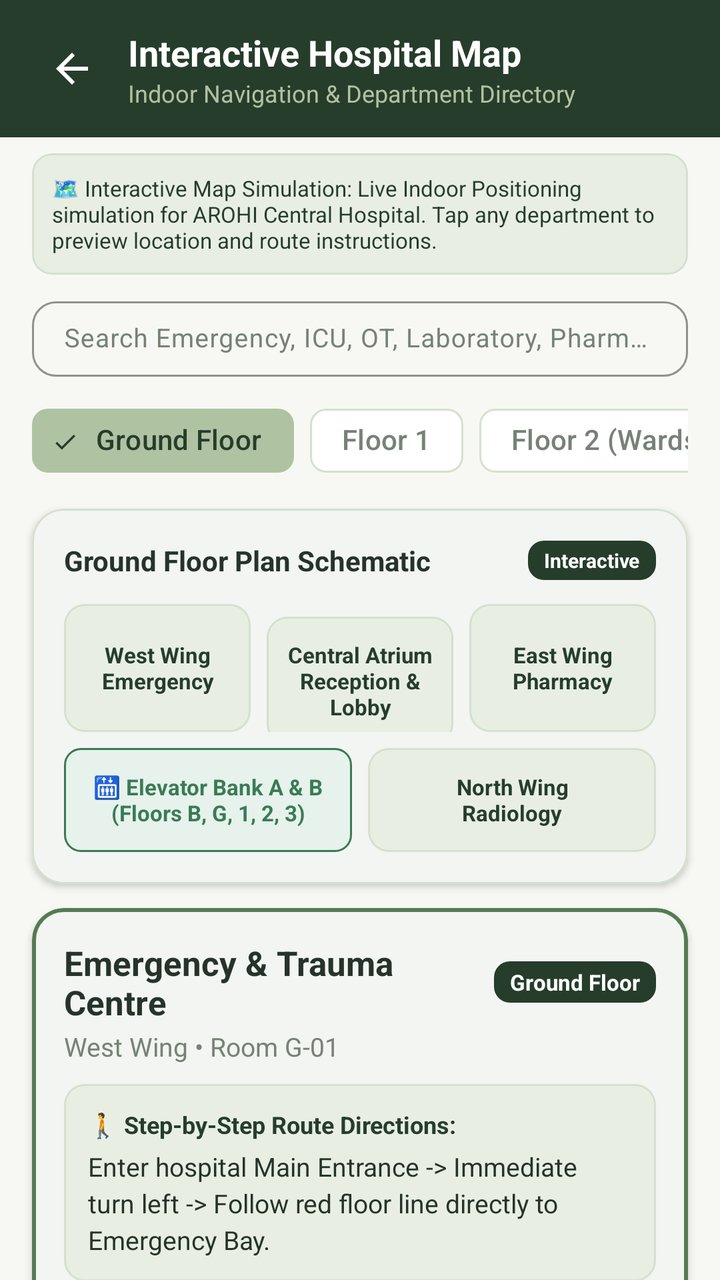
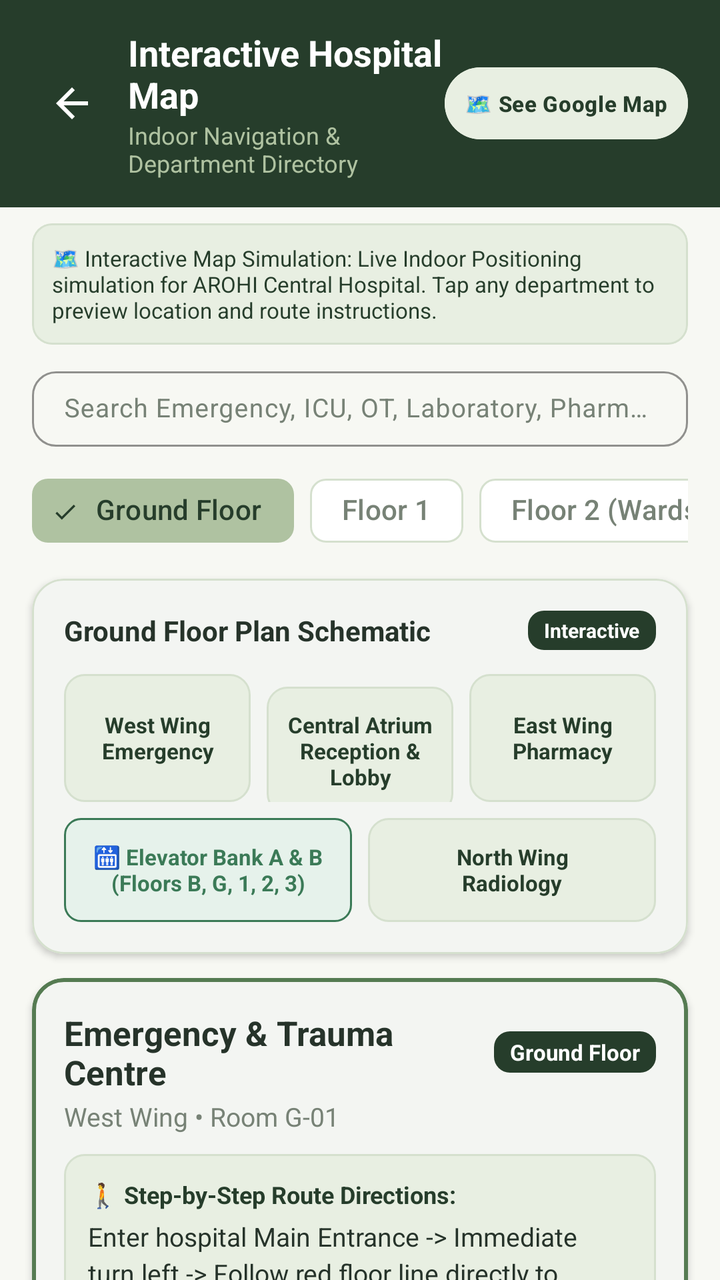

An Android layout rendered at two revisions. The XML below is the earlier revision; the diff shows what the commit changed to produce the second picture.
<!-- AndroidManifest.xml: application theme Theme.AROHI -->
<!-- res/layout/fragment_hospital_map.xml -->
<?xml version="1.0" encoding="utf-8"?>
<androidx.core.widget.NestedScrollView
    xmlns:android="http://schemas.android.com/apk/res/android"
    xmlns:app="http://schemas.android.com/apk/res-auto"
    android:layout_width="match_parent"
    android:layout_height="match_parent"
    android:background="@color/surface_background"
    android:fillViewport="true">

    <LinearLayout
        android:layout_width="match_parent"
        android:layout_height="wrap_content"
        android:orientation="vertical">

        
        <LinearLayout
            android:layout_width="match_parent"
            android:layout_height="wrap_content"
            android:orientation="horizontal"
            android:paddingHorizontal="16dp"
            android:paddingVertical="14dp"
            android:background="@color/deep_forest_green"
            android:gravity="center_vertical">

            <ImageButton
                android:id="@+id/btnMapBack"
                android:layout_width="40dp"
                android:layout_height="40dp"
                android:background="?attr/selectableItemBackgroundBorderless"
                android:src="@drawable/ic_arrow_back"
                app:tint="@color/white"
                android:contentDescription="Back" />

            <LinearLayout
                android:layout_width="0dp"
                android:layout_height="wrap_content"
                android:layout_marginStart="8dp"
                android:layout_weight="1"
                android:orientation="vertical">

                <TextView
                    android:layout_width="wrap_content"
                    android:layout_height="wrap_content"
                    android:text="Interactive Hospital Map"
                    android:textColor="@color/white"
                    android:textSize="18sp"
                    android:textStyle="bold" />

                <TextView
                    android:layout_width="wrap_content"
                    android:layout_height="wrap_content"
                    android:text="Indoor Navigation &amp; Department Directory"
                    android:textColor="@color/soft_sage"
                    android:textSize="12sp" />
            </LinearLayout>
        </LinearLayout>

        
        <com.google.android.material.card.MaterialCardView
            android:layout_width="match_parent"
            android:layout_height="wrap_content"
            android:layout_marginHorizontal="16dp"
            android:layout_marginTop="8dp"
            app:cardBackgroundColor="@color/pale_mint"
            app:cardCornerRadius="10dp"
            app:cardElevation="0dp"
            app:strokeColor="@color/border_stroke"
            app:strokeWidth="1dp">

            <TextView
                android:layout_width="match_parent"
                android:layout_height="wrap_content"
                android:padding="10dp"
                android:text="🗺️ Interactive Map Simulation: Live Indoor Positioning simulation for AROHI Central Hospital. Tap any department to preview location and route instructions."
                android:textColor="@color/deep_forest_green"
                android:textSize="11sp" />
        </com.google.android.material.card.MaterialCardView>

        
        <com.google.android.material.textfield.TextInputLayout
            style="@style/Widget.Material3.TextInputLayout.OutlinedBox"
            android:layout_width="match_parent"
            android:layout_height="wrap_content"
            android:layout_marginHorizontal="16dp"
            android:layout_marginTop="8dp"
            app:boxCornerRadiusBottomEnd="12dp"
            app:boxCornerRadiusBottomStart="12dp"
            app:boxCornerRadiusTopEnd="12dp"
            app:boxCornerRadiusTopStart="12dp"
            app:boxStrokeColor="@color/border_focused">

            <com.google.android.material.textfield.TextInputEditText
                android:id="@+id/etSearchDepartment"
                android:layout_width="match_parent"
                android:layout_height="wrap_content"
                android:hint="Search Emergency, ICU, OT, Laboratory, Pharmacy, Wards..."
                android:imeOptions="actionSearch"
                android:inputType="text"
                android:paddingVertical="10dp"
                android:textSize="13sp" />
        </com.google.android.material.textfield.TextInputLayout>

        
        <HorizontalScrollView
            android:layout_width="match_parent"
            android:layout_height="wrap_content"
            android:layout_marginTop="8dp"
            android:paddingHorizontal="16dp"
            android:scrollbars="none">

            <com.google.android.material.chip.ChipGroup
                android:id="@+id/chipGroupFloors"
                android:layout_width="wrap_content"
                android:layout_height="wrap_content"
                app:singleSelection="true">

                <com.google.android.material.chip.Chip
                    android:id="@+id/chipFloorGround"
                    style="@style/Widget.Material3.Chip.Filter"
                    android:layout_width="wrap_content"
                    android:layout_height="wrap_content"
                    android:checked="true"
                    android:text="Ground Floor" />

                <com.google.android.material.chip.Chip
                    android:id="@+id/chipFloor1"
                    style="@style/Widget.Material3.Chip.Filter"
                    android:layout_width="wrap_content"
                    android:layout_height="wrap_content"
                    android:text="Floor 1" />

                <com.google.android.material.chip.Chip
                    android:id="@+id/chipFloor2"
                    style="@style/Widget.Material3.Chip.Filter"
                    android:layout_width="wrap_content"
                    android:layout_height="wrap_content"
                    android:text="Floor 2 (Wards)" />

                <com.google.android.material.chip.Chip
                    android:id="@+id/chipFloor3"
                    style="@style/Widget.Material3.Chip.Filter"
                    android:layout_width="wrap_content"
                    android:layout_height="wrap_content"
                    android:text="Floor 3 (ICU/OT)" />

                <com.google.android.material.chip.Chip
                    android:id="@+id/chipFloorBasement"
                    style="@style/Widget.Material3.Chip.Filter"
                    android:layout_width="wrap_content"
                    android:layout_height="wrap_content"
                    android:text="Basement" />
            </com.google.android.material.chip.ChipGroup>
        </HorizontalScrollView>

        
        <com.google.android.material.card.MaterialCardView
            android:layout_width="match_parent"
            android:layout_height="wrap_content"
            android:layout_marginHorizontal="16dp"
            android:layout_marginTop="10dp"
            app:cardBackgroundColor="@color/white"
            app:cardCornerRadius="16dp"
            app:cardElevation="2dp"
            app:strokeColor="@color/border_stroke"
            app:strokeWidth="1dp">

            <LinearLayout
                android:layout_width="match_parent"
                android:layout_height="wrap_content"
                android:orientation="vertical"
                android:padding="16dp">

                <LinearLayout
                    android:layout_width="match_parent"
                    android:layout_height="wrap_content"
                    android:orientation="horizontal"
                    android:gravity="center_vertical">

                    <TextView
                        android:id="@+id/tvFloorPlanTitle"
                        android:layout_width="0dp"
                        android:layout_height="wrap_content"
                        android:layout_weight="1"
                        android:text="Ground Floor Plan Schematic"
                        android:textColor="@color/text_primary"
                        android:textSize="14sp"
                        android:textStyle="bold" />

                    <TextView
                        android:id="@+id/tvSelectedFloorBadge"
                        android:layout_width="wrap_content"
                        android:layout_height="wrap_content"
                        android:background="@drawable/bg_badge_forest"
                        android:paddingHorizontal="8dp"
                        android:paddingVertical="3dp"
                        android:text="Interactive"
                        android:textColor="@color/white"
                        android:textSize="10sp"
                        android:textStyle="bold" />
                </LinearLayout>

                
                <LinearLayout
                    android:layout_width="match_parent"
                    android:layout_height="wrap_content"
                    android:layout_marginTop="12dp"
                    android:orientation="horizontal">

                    <TextView
                        android:id="@+id/tileWestWing"
                        android:layout_width="0dp"
                        android:layout_height="64dp"
                        android:layout_weight="1"
                        android:background="@drawable/bg_card_subtle"
                        android:gravity="center"
                        android:padding="6dp"
                        android:text="West Wing\nEmergency"
                        android:textColor="@color/deep_forest_green"
                        android:textSize="11sp"
                        android:textStyle="bold" />

                    <TextView
                        android:id="@+id/tileCentralCorridor"
                        android:layout_width="0dp"
                        android:layout_height="64dp"
                        android:layout_marginStart="8dp"
                        android:layout_weight="1"
                        android:background="@drawable/bg_card_subtle"
                        android:gravity="center"
                        android:padding="6dp"
                        android:text="Central Atrium\nReception &amp; Lobby"
                        android:textColor="@color/deep_forest_green"
                        android:textSize="11sp"
                        android:textStyle="bold" />

                    <TextView
                        android:id="@+id/tileEastWing"
                        android:layout_width="0dp"
                        android:layout_height="64dp"
                        android:layout_marginStart="8dp"
                        android:layout_weight="1"
                        android:background="@drawable/bg_card_subtle"
                        android:gravity="center"
                        android:padding="6dp"
                        android:text="East Wing\nPharmacy"
                        android:textColor="@color/deep_forest_green"
                        android:textSize="11sp"
                        android:textStyle="bold" />
                </LinearLayout>

                
                <LinearLayout
                    android:layout_width="match_parent"
                    android:layout_height="wrap_content"
                    android:layout_marginTop="8dp"
                    android:orientation="horizontal">

                    <TextView
                        android:id="@+id/tileElevators"
                        android:layout_width="0dp"
                        android:layout_height="52dp"
                        android:layout_weight="1"
                        android:background="@drawable/bg_status_badge_verified"
                        android:gravity="center"
                        android:padding="6dp"
                        android:text="🛗 Elevator Bank A &amp; B (Floors B, G, 1, 2, 3)"
                        android:textColor="@color/status_verified"
                        android:textSize="11sp"
                        android:textStyle="bold" />

                    <TextView
                        android:id="@+id/tileNorthWing"
                        android:layout_width="0dp"
                        android:layout_height="52dp"
                        android:layout_marginStart="8dp"
                        android:layout_weight="1"
                        android:background="@drawable/bg_card_subtle"
                        android:gravity="center"
                        android:padding="6dp"
                        android:text="North Wing\nRadiology"
                        android:textColor="@color/deep_forest_green"
                        android:textSize="11sp"
                        android:textStyle="bold" />
                </LinearLayout>
            </LinearLayout>
        </com.google.android.material.card.MaterialCardView>

        
        <com.google.android.material.card.MaterialCardView
            android:id="@+id/cardSelectedLocationDetails"
            android:layout_width="match_parent"
            android:layout_height="wrap_content"
            android:layout_marginHorizontal="16dp"
            android:layout_marginTop="12dp"
            app:cardBackgroundColor="@color/white"
            app:cardCornerRadius="16dp"
            app:cardElevation="2dp"
            app:strokeColor="@color/border_focused"
            app:strokeWidth="2dp">

            <LinearLayout
                android:layout_width="match_parent"
                android:layout_height="wrap_content"
                android:orientation="vertical"
                android:padding="16dp">

                <LinearLayout
                    android:layout_width="match_parent"
                    android:layout_height="wrap_content"
                    android:orientation="horizontal"
                    android:gravity="center_vertical">

                    <TextView
                        android:id="@+id/tvDetailLocationName"
                        android:layout_width="0dp"
                        android:layout_height="wrap_content"
                        android:layout_weight="1"
                        android:text="Emergency &amp; Trauma Centre"
                        android:textColor="@color/text_primary"
                        android:textSize="17sp"
                        android:textStyle="bold" />

                    <TextView
                        android:id="@+id/tvDetailFloor"
                        android:layout_width="wrap_content"
                        android:layout_height="wrap_content"
                        android:background="@drawable/bg_badge_forest"
                        android:paddingHorizontal="8dp"
                        android:paddingVertical="3dp"
                        android:text="Ground Floor"
                        android:textColor="@color/white"
                        android:textSize="11sp"
                        android:textStyle="bold" />
                </LinearLayout>

                <TextView
                    android:id="@+id/tvDetailWingAndRoom"
                    android:layout_width="match_parent"
                    android:layout_height="wrap_content"
                    android:layout_marginTop="2dp"
                    android:text="West Wing • Room G-01"
                    android:textColor="@color/text_secondary"
                    android:textSize="13sp" />

                
                <LinearLayout
                    android:layout_width="match_parent"
                    android:layout_height="wrap_content"
                    android:layout_marginTop="10dp"
                    android:background="@drawable/bg_card_subtle"
                    android:orientation="vertical"
                    android:padding="12dp">

                    <TextView
                        android:layout_width="wrap_content"
                        android:layout_height="wrap_content"
                        android:text="🚶 Step-by-Step Route Directions:"
                        android:textColor="@color/deep_forest_green"
                        android:textSize="12sp"
                        android:textStyle="bold" />

                    <TextView
                        android:id="@+id/tvDetailDirections"
                        android:layout_width="match_parent"
                        android:layout_height="wrap_content"
                        android:layout_marginTop="4dp"
                        android:lineSpacingExtra="3dp"
                        android:text="Enter hospital Main Entrance -> Immediate turn left -> Follow red floor line directly to Emergency Bay."
                        android:textColor="@color/text_primary"
                        android:textSize="13sp" />
                </LinearLayout>

                <LinearLayout
                    android:layout_width="match_parent"
                    android:layout_height="wrap_content"
                    android:layout_marginTop="8dp"
                    android:orientation="horizontal"
                    android:gravity="center_vertical">

                    <TextView
                        android:id="@+id/tvDetailHours"
                        android:layout_width="0dp"
                        android:layout_height="wrap_content"
                        android:layout_weight="1"
                        android:text="Hours: 24 Hours / 7 Days"
                        android:textColor="@color/deep_forest_green"
                        android:textSize="12sp"
                        android:textStyle="bold" />

                    <TextView
                        android:id="@+id/tvDetailExtension"
                        android:layout_width="wrap_content"
                        android:layout_height="wrap_content"
                        android:text="Ext: 101, 102"
                        android:textColor="@color/text_secondary"
                        android:textSize="12sp" />
                </LinearLayout>
            </LinearLayout>
        </com.google.android.material.card.MaterialCardView>

        
        <TextView
            android:layout_width="match_parent"
            android:layout_height="wrap_content"
            android:layout_marginHorizontal="16dp"
            android:layout_marginTop="16dp"
            android:text="Departments on this Floor"
            android:textColor="@color/text_primary"
            android:textSize="15sp"
            android:textStyle="bold" />

        
        <androidx.recyclerview.widget.RecyclerView
            android:id="@+id/recyclerHospitalLocations"
            android:layout_width="match_parent"
            android:layout_height="wrap_content"
            android:clipToPadding="false"
            android:nestedScrollingEnabled="false"
            android:padding="16dp" />

    </LinearLayout>
</androidx.core.widget.NestedScrollView>
<!-- resources referenced by this layout -->
<resources>
  <color name="border_focused">#557B52</color>
  <color name="border_stroke">#D5E0CE</color>
  <color name="deep_forest_green">#263D2B</color>
  <color name="pale_mint">#E8EFE2</color>
  <color name="soft_sage">#AFC2A1</color>
  <color name="status_verified">#3B7A57</color>
  <color name="surface_background">#F7F8F3</color>
  <color name="text_primary">#26332A</color>
  <color name="text_secondary">#778276</color>
  <color name="white">#FFFFFF</color>
  <!-- drawable bg_badge_forest (drawable) -->
  <?xml version="1.0" encoding="utf-8"?>
  <shape xmlns:android="http://schemas.android.com/apk/res/android"
      android:shape="rectangle">
      <solid android:color="@color/deep_forest_green" />
      <corners android:radius="8dp" />
  </shape>
  <!-- drawable bg_card_subtle (drawable) -->
  <?xml version="1.0" encoding="utf-8"?>
  <shape xmlns:android="http://schemas.android.com/apk/res/android"
      android:shape="rectangle">
      <solid android:color="@color/surface_subtle" />
      <corners android:radius="10dp" />
      <stroke
          android:width="1dp"
          android:color="@color/border_stroke" />
  </shape>
  <!-- drawable bg_status_badge_verified (drawable) -->
  <?xml version="1.0" encoding="utf-8"?>
  <shape xmlns:android="http://schemas.android.com/apk/res/android"
      android:shape="rectangle">
      <solid android:color="@color/status_verified_bg" />
      <stroke
          android:width="1dp"
          android:color="@color/status_verified" />
      <corners android:radius="8dp" />
  </shape>
  <!-- drawable ic_arrow_back (drawable) -->
  <?xml version="1.0" encoding="utf-8"?>
  <vector xmlns:android="http://schemas.android.com/apk/res/android"
      android:width="24dp"
      android:height="24dp"
      android:viewportWidth="24"
      android:viewportHeight="24">
      <path
          android:fillColor="#26332A"
          android:pathData="M20,11H7.83l5.59,-5.59L12,4l-8,8l8,8l1.41,-1.41L7.83,13H20V11z" />
  </vector>
  <color name="surface_subtle">#E8EFE2</color>
  <color name="status_verified_bg">#E6F2EB</color>
  <color name="primary_moss_green">#557B52</color>
  <color name="secondary_sage">#819B75</color>
  <color name="status_emergency">#C94B4B</color>
  <color name="status_emergency_bg">#FDECEC</color>
  <color name="warm_ivory">#F7F8F3</color>
  <color name="surface_card">#FFFFFF</color>
  <style name="Widget.AROHI.Button.Primary" parent="Widget.Material3.Button">
          <item name="android:minHeight">@dimen/button_height</item>
          <item name="android:textColor">@color/white</item>
          <item name="android:textSize">15sp</item>
          <item name="android:textStyle">bold</item>
          <item name="android:letterSpacing">0.02</item>
          <item name="backgroundTint">@color/primary_moss_green</item>
          <item name="cornerRadius">@dimen/input_corner_radius</item>
          <item name="elevation">0dp</item>
      </style>
  <style name="Widget.AROHI.Card" parent="Widget.Material3.CardView.Elevated">
          <item name="cardBackgroundColor">@color/surface_card</item>
          <item name="cardCornerRadius">@dimen/radius_md</item>
          <item name="cardElevation">@dimen/card_elevation</item>
          <item name="strokeColor">@color/border_stroke</item>
          <item name="strokeWidth">@dimen/card_stroke_width</item>
      </style>
  <dimen name="button_height">54dp</dimen>
  <dimen name="input_corner_radius">12dp</dimen>
  <dimen name="radius_md">16dp</dimen>
  <dimen name="card_elevation">2dp</dimen>
  <dimen name="card_stroke_width">1dp</dimen>
  <!-- unchanged entries left out for length: 2 -->
</resources>

<!-- the commit's change to res/layout/fragment_hospital_map.xml (unified diff, before → after) -->
@@ -53,6 +53,21 @@
                     android:textColor="@color/soft_sage"
                     android:textSize="12sp" />
             </LinearLayout>
+
+            
+            <com.google.android.material.button.MaterialButton
+                android:id="@+id/btnOpenGoogleMapStyle"
+                style="@style/Widget.Material3.Button"
+                android:layout_width="wrap_content"
+                android:layout_height="36dp"
+                android:backgroundTint="@color/pale_mint"
+                android:insetTop="0dp"
+                android:insetBottom="0dp"
+                android:paddingHorizontal="10dp"
+                android:text="🗺️ See Google Map"
+                android:textColor="@color/deep_forest_green"
+                android:textSize="11sp"
+                android:textStyle="bold" />
         </LinearLayout>
 
         
